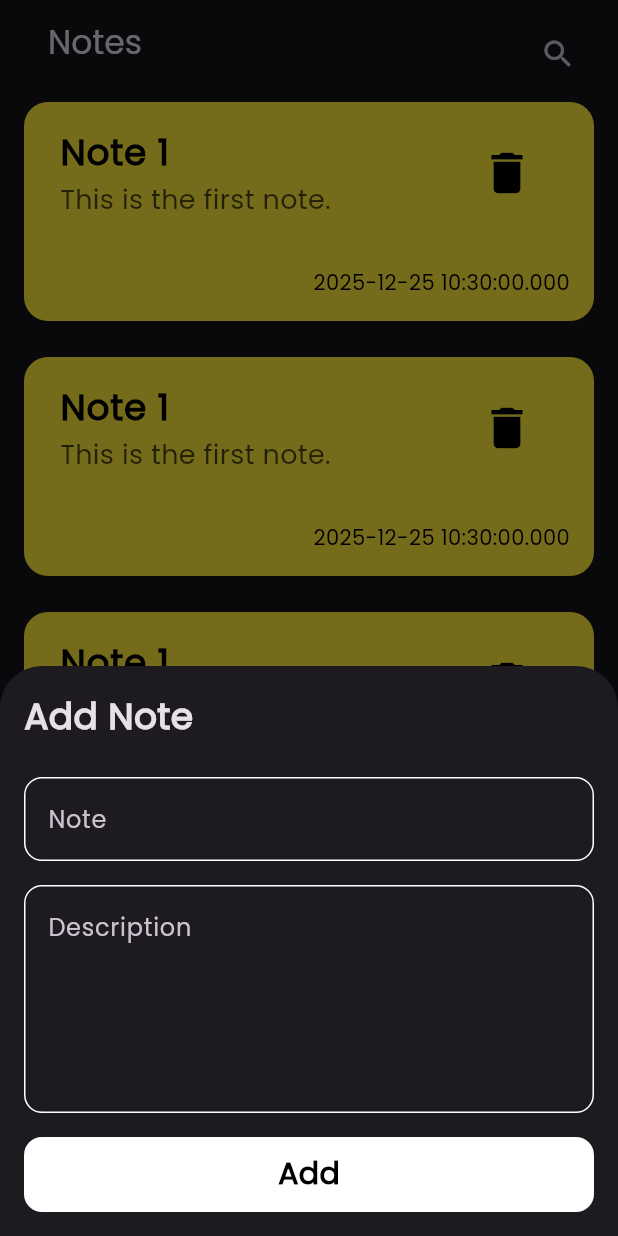
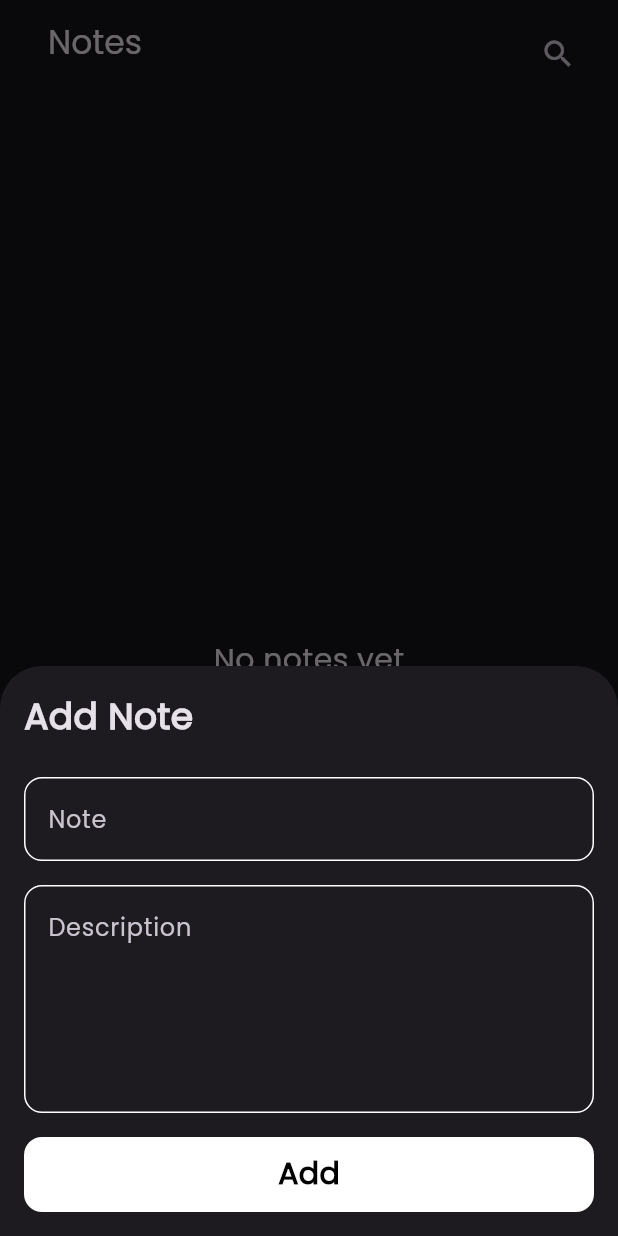
Before and after one commit to karimmohamed0270/notes_app, a Flutter app: the screen it shows after launch, after a tap on the "add" icon, on a phone screen of 412 x 824 dp. Run offline on Flutter 3.47's test engine with Material 3 defaults, Android fonts, the phone set to English and light mode, and no system bars; our stand-ins replace bloc, flutter_bloc, hive, hive_flutter, modal_progress_hud_nsn; accounts and stored records are empty.

Commit message:
end the project

```diff
--- a/lib/add_note_cubit/cubit/add_note_cubit_cubit.dart
+++ b/lib/add_note_cubit/cubit/add_note_cubit_cubit.dart
@@ -16,6 +16,7 @@ class AddNoteCubitCubit extends Cubit<AddNoteCubitState> {
       var notesBox = Hive.box<NoteModel>('notes_app');
       // 'notes_app' is the name of box of the key
       await notesBox.add(note);
+
       emit(AddNoteCubitSuccess());
     } catch (e) {
       emit(AddNoteCubitFailure(e.toString()));
--- a/lib/add_note_cubit/cubit/create_notes_cubit/cubit/createaddcubit_cubit.dart
+++ b/lib/add_note_cubit/cubit/create_notes_cubit/cubit/createaddcubit_cubit.dart
@@ -7,14 +7,14 @@ part 'createaddcubit_state.dart';
 
 class CreateaddcubitCubit extends Cubit<CreateaddcubitState> {
   CreateaddcubitCubit() : super(CreateNoteCubitInitial());
-
-  fetchnote(NoteModel note) async {
+  // ,,,,,,,,,,,,,,,,,
+  List<NoteModel>? notes;
+  fetchnote() {
     emit(CreateNoteCubitLoading());
     try {
       var notesBox = Hive.box<NoteModel>('notes_app');
-      //  i send the data to the hive box to store it
-      List<NoteModel> notes = notesBox.values.toList();
-      emit(CreateNoteCubitSuccess(notes));
+      notes = notesBox.values.toList();
+      emit(CreateNoteCubitSuccess(notes!));
     } catch (e) {
       emit(CreateNoteCubitFailure(e.toString()));
     }
--- a/lib/main.dart
+++ b/lib/main.dart
@@ -2,6 +2,7 @@ import 'package:flutter/material.dart';
 import 'package:flutter_bloc/flutter_bloc.dart';
 import 'package:hive_flutter/hive_flutter.dart';
 import 'package:notes_app/add_note_cubit/cubit/add_note_cubit_cubit.dart';
+import 'package:notes_app/add_note_cubit/cubit/create_notes_cubit/cubit/createaddcubit_cubit.dart';
 import 'package:notes_app/models/note_model.dart';
 import 'package:notes_app/views/edit_note_view.dart';
 import 'package:notes_app/views/notes_screen.dart';
@@ -9,11 +10,9 @@ import 'package:notes_app/views/simple_bserver_cubit.dart';
 
 void main() async {
   Bloc.observer = MyBlocObserver();
-  //  intit hive
+
   await Hive.initFlutter();
-  //  register adpateor to treat with NoteModel type and (connect) it with hive database
   Hive.registerAdapter(NoteModelAdapter());
-  //  open a box called notes_app to (store) data related to our app
   await Hive.openBox<NoteModel>('notes_app');
 
   runApp(const MyApp());
@@ -22,19 +21,25 @@ void main() async {
 class MyApp extends StatelessWidget {
   const MyApp({super.key});
 
-  // This widget is the root of your application.
   @override
   Widget build(BuildContext context) {
     return MultiBlocProvider(
-      //  step 4 provide the cubit to the app
-      providers: [BlocProvider(create: (context) => AddNoteCubitCubit())],
+      providers: [
+        BlocProvider(create: (_) => AddNoteCubitCubit()),
+        BlocProvider(create: (_) => CreateaddcubitCubit()),
+      ],
       child: MaterialApp(
         debugShowCheckedModeBanner: false,
         theme: ThemeData(brightness: Brightness.dark, fontFamily: 'Poppins'),
         home: const NotesScreen(),
         routes: {
           NotesScreen.id: (context) => const NotesScreen(),
-          EditNoteView.id: (context) => const EditNoteView(),
+
+          EditNoteView.id: (context) {
+            final note =
+                ModalRoute.of(context)!.settings.arguments as NoteModel;
+            return EditNoteView(note: note);
+          },
         },
       ),
     );
--- a/lib/models/note_model.dart
+++ b/lib/models/note_model.dart
@@ -5,13 +5,13 @@ part 'note_model.g.dart';
 @HiveType(typeId: 0)
 class NoteModel extends HiveObject {
   @HiveField(0)
-  final String title;
+  String title;
   @HiveField(1)
-  final String content;
+  String content;
   @HiveField(2)
-  final String date;
+  String date;
   @HiveField(3)
-  final int color;
+  int color;
 
   NoteModel({
     required this.title,
--- a/lib/views/notes_screen.dart
+++ b/lib/views/notes_screen.dart
@@ -1,9 +1,15 @@
 import 'package:flutter/material.dart';
+import 'package:flutter_bloc/flutter_bloc.dart';
+import 'package:notes_app/add_note_cubit/cubit/add_note_cubit_cubit.dart';
+import 'package:notes_app/add_note_cubit/cubit/create_notes_cubit/cubit/createaddcubit_cubit.dart';
+import 'package:notes_app/models/note_model.dart';
+import 'package:notes_app/views/edit_note_view.dart';
 import 'package:notes_app/widgets/notes_item_container.dart';
 import 'package:notes_app/widgets/add_notesheet.dart';
 
 class NotesScreen extends StatelessWidget {
   static const String id = 'notes_screen';
+
   const NotesScreen({super.key});
 
   @override
@@ -50,11 +56,43 @@ class NotesListView extends StatelessWidget {
 
   @override
   Widget build(BuildContext context) {
-    return ListView.builder(
-      itemBuilder: (context, index) {
-        return GestureDetector(
-          onTap: () => Navigator.pushNamed(context, 'edit_note_view'),
-          child: NotesItem(),
+    return BlocBuilder<CreateaddcubitCubit, CreateaddcubitState>(
+      builder: (context, state) {
+        if (state is CreateNoteCubitLoading) {
+          return const Center(child: CircularProgressIndicator());
+        }
+
+        if (state is CreateNoteCubitSuccess) {
+          return ListView.builder(
+            itemCount: state.notes.length,
+            itemBuilder: (context, index) {
+              final note = state.notes[index];
+
+              return GestureDetector(
+                onTap: () {
+                  Navigator.pushNamed(
+                    context,
+                    EditNoteView.id,
+                    arguments: note,
+                  );
+                },
+                child: NotesItem(note: note),
+              );
+            },
+          );
+        }
+
+        if (state is CreateNoteCubitFailure) {
+          return Center(
+            child: Text(
+              "Error: ${state.errorMessage}",
+              style: const TextStyle(color: Colors.red),
+            ),
+          );
+        }
+
+        return const Center(
+          child: Text("No notes yet", style: TextStyle(fontSize: 20)),
         );
       },
     );
--- a/lib/widgets/custom_text_field.dart
+++ b/lib/widgets/custom_text_field.dart
@@ -6,18 +6,18 @@ class CustomTextField extends StatelessWidget {
     super.key,
     required this.hintText,
     this.maxLines = 1,
-    this.onSaved,
+    this.onChanged,
   });
   String hintText;
   int maxLines;
-  void Function(String?)? onSaved;
+  void Function(String?)? onChanged;
 
   @override
   Widget build(BuildContext context) {
     return Padding(
       padding: const EdgeInsets.symmetric(horizontal: 16),
       child: TextFormField(
-        onSaved: onSaved,
+        onChanged: onChanged,
         validator: (value) {
           if (value == null || value.isEmpty) {
             return 'This field is required';
--- a/lib/widgets/notes_item_container.dart
+++ b/lib/widgets/notes_item_container.dart
@@ -1,7 +1,11 @@
 import 'package:flutter/material.dart';
+import 'package:flutter_bloc/flutter_bloc.dart';
+import 'package:notes_app/add_note_cubit/cubit/create_notes_cubit/cubit/createaddcubit_cubit.dart';
+import 'package:notes_app/models/note_model.dart';
 
 class NotesItem extends StatelessWidget {
-  const NotesItem({super.key});
+  const NotesItem({super.key, required this.note});
+  final NoteModel note;
 
   @override
   Widget build(BuildContext context) {
@@ -22,7 +26,7 @@ class NotesItem extends StatelessWidget {
               padding: const EdgeInsets.all(8.0),
               child: ListTile(
                 title: Text(
-                  "Note 1",
+                  note.title,
                   style: TextStyle(
                     color: Colors.black,
                     fontWeight: FontWeight.bold,
@@ -30,7 +34,7 @@ class NotesItem extends StatelessWidget {
                   ),
                 ),
                 subtitle: Text(
-                  "This is the first note.",
+                  note.content,
                   style: TextStyle(
                     color: Colors.black.withOpacity(0.7),
                     fontSize: 18,
@@ -40,16 +44,17 @@ class NotesItem extends StatelessWidget {
                   icon: Icon(Icons.delete, color: Colors.black, size: 36),
                   onPressed: () {
                     // Action to delete the note
+                    // hive delete method
+                    note.delete();
+                    // refresh the UI
+                    BlocProvider.of<CreateaddcubitCubit>(context).fetchnote();
                   },
                 ),
               ),
             ),
             Padding(
               padding: const EdgeInsets.all(16.0),
-              child: Text(
-                DateTime.now().toString(),
-                style: TextStyle(color: Colors.black),
-              ),
+              child: Text(note.date, style: TextStyle(color: Colors.black)),
             ),
           ],
         ),
```
Also changed, not shown: lib/views/edit_note_view.dart (+35 -15 lines), lib/widgets/add_note_form_forsheet.dart (+6 -2 lines).
